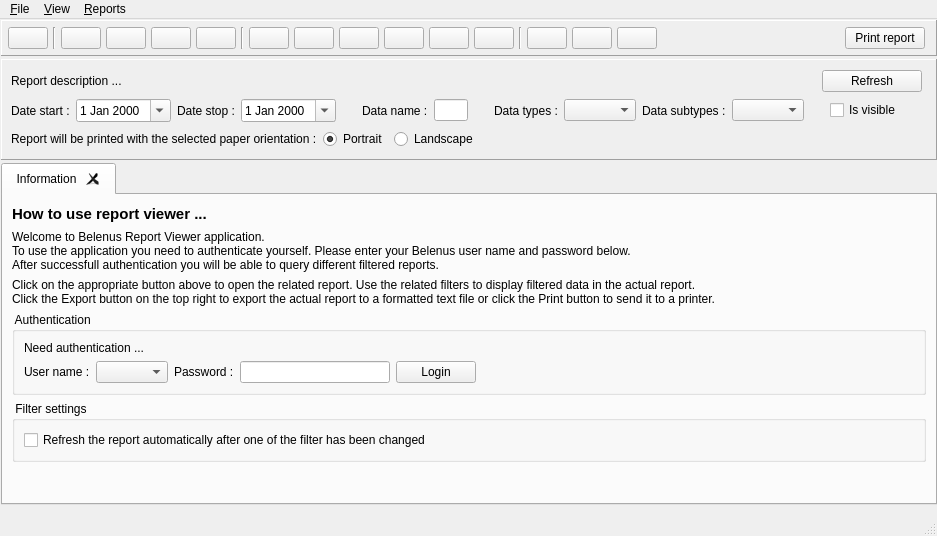
Qt form viewer/wndmain.ui (tbikfalvi/Belenus) before a commit.
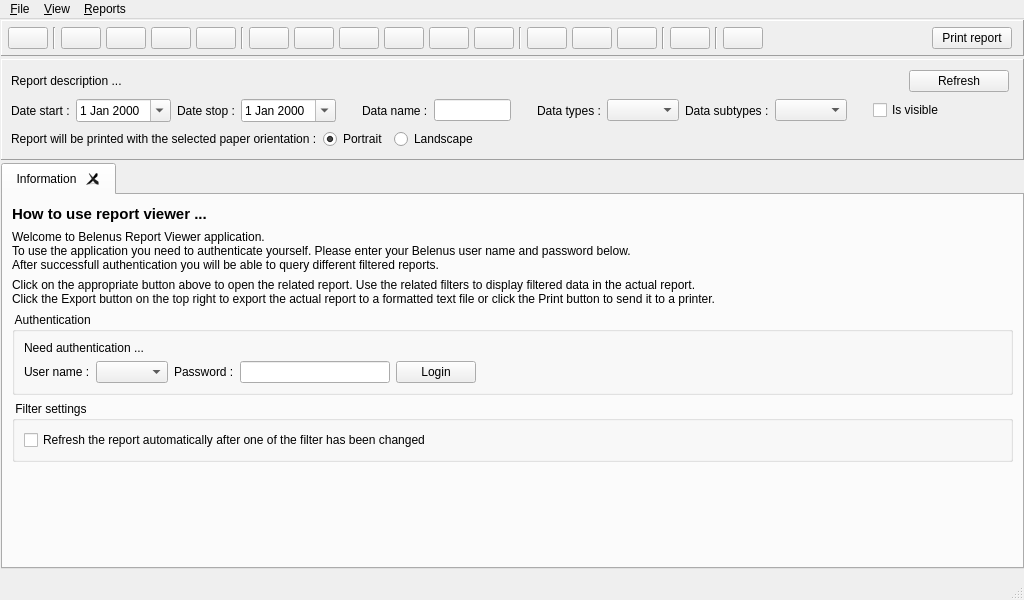
The same form after that commit.

What changed in the file:
```diff
--- a/viewer/wndmain.ui
+++ b/viewer/wndmain.ui
@@ -6,8 +6,8 @@
    <rect>
     <x>0</x>
     <y>0</y>
-    <width>937</width>
-    <height>536</height>
+    <width>1024</width>
+    <height>600</height>
    </rect>
   </property>
   <property name="minimumSize">
@@ -338,6 +338,58 @@
          </property>
         </widget>
        </item>
+       <item>
+        <widget class="Line" name="line_4">
+         <property name="orientation">
+          <enum>Qt::Vertical</enum>
+         </property>
+        </widget>
+       </item>
+       <item>
+        <widget class="QPushButton" name="pbGuests">
+         <property name="toolTip">
+          <string>Summarized information about registered guests</string>
+         </property>
+         <property name="text">
+          <string/>
+         </property>
+         <property name="iconSize">
+          <size>
+           <width>30</width>
+           <height>30</height>
+          </size>
+         </property>
+         <property name="checkable">
+          <bool>true</bool>
+         </property>
+        </widget>
+       </item>
+       <item>
+        <widget class="Line" name="line_5">
+         <property name="orientation">
+          <enum>Qt::Vertical</enum>
+         </property>
+        </widget>
+       </item>
+       <item>
+        <widget class="QPushButton" name="pbDeviceUsages">
+         <property name="toolTip">
+          <string>Summary of device usages</string>
+         </property>
+         <property name="text">
+          <string/>
+         </property>
+         <property name="iconSize">
+          <size>
+           <width>30</width>
+           <height>30</height>
+          </size>
+         </property>
+         <property name="checkable">
+          <bool>true</bool>
+         </property>
+        </widget>
+       </item>
        <item>
         <spacer name="horizontalSpacer">
          <property name="orientation">
@@ -540,14 +592,7 @@
           </widget>
          </item>
          <item>
-          <widget class="QComboBox" name="cmbFilterDataTypes">
-           <property name="sizePolicy">
-            <sizepolicy hsizetype="Expanding" vsizetype="Fixed">
-             <horstretch>0</horstretch>
-             <verstretch>0</verstretch>
-            </sizepolicy>
-           </property>
-          </widget>
+          <widget class="QComboBox" name="cmbFilterDataTypes"/>
          </item>
          <item>
           <widget class="QLabel" name="lblFilterDataSubType">
@@ -821,7 +866,7 @@
     <rect>
      <x>0</x>
      <y>0</y>
-     <width>937</width>
+     <width>1024</width>
      <height>21</height>
     </rect>
    </property>
```
Left out of the diff: 42 changed lines with no effect on the pictures.
